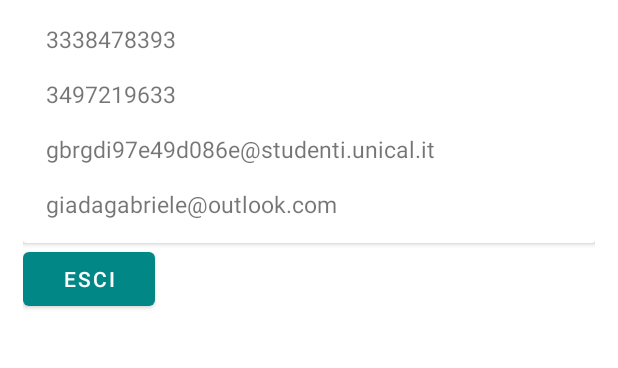
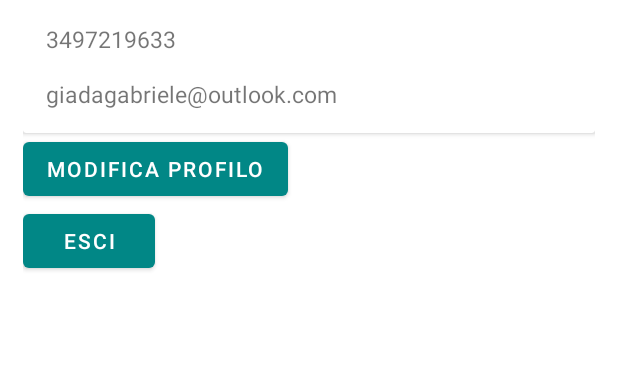
Before and after one commit to giadagabriele/Infocard, an Android app: the screen it shows after launch once a user with an empty profile is signed in (MainActivity), on a phone screen of 412 x 824 dp, the part 205-573 px from its top. Run offline under Robolectric (Android 15) with nearby library versions, the phone set to English and light mode, and no system bars; our stand-ins replace Firebase (no records; nobody signed in at launch, a user with empty details on screens opened directly).

Commit message:
aggiunta pagina edit

```diff
--- a/app/src/main/AndroidManifest.xml
+++ b/app/src/main/AndroidManifest.xml
@@ -9,9 +9,10 @@
         android:roundIcon="@mipmap/logo_round"
         android:supportsRtl="true"
         android:theme="@style/Theme.Contatti">
+        <activity android:name=".EditActivity"></activity>
         <activity
             android:name=".ui.login.Login"
-            android:label="@string/title_activity_login"></activity>
+            android:label="@string/title_activity_login" />
         <activity android:name=".MainActivity">
             <intent-filter>
                 <action android:name="android.intent.action.MAIN" />
--- a/app/src/main/java/com/example/contatti/MainActivity.java
+++ b/app/src/main/java/com/example/contatti/MainActivity.java
@@ -20,7 +20,6 @@ import com.google.firebase.auth.FirebaseAuth;
         auth = FirebaseAuth.getInstance();
         if (auth.getCurrentUser() == null) {
             startActivity(new Intent(getApplicationContext(), Login.class));
-            finish();
         }
 
         else {
@@ -32,7 +31,14 @@ import com.google.firebase.auth.FirebaseAuth;
                 public void onClick(View v) {
                     auth.signOut();
                     startActivity(new Intent(getApplicationContext(), Login.class));
-                    finish();
+                }
+            });
+            final Button edit=findViewById(R.id.edit);
+            edit.setOnClickListener(new View.OnClickListener(){
+
+                @Override
+                public void onClick(View v) {
+                    startActivity(new Intent(getApplicationContext(), EditActivity.class));
                 }
             });
         }
--- a/app/src/main/java/com/example/contatti/ui/login/Login.java
+++ b/app/src/main/java/com/example/contatti/ui/login/Login.java
@@ -76,7 +76,6 @@ public class Login extends AppCompatActivity {
                 loadingProgressBar.setVisibility(View.GONE);
                 setResult(Activity.RESULT_OK);
                 //Complete and destroy login activity once successful
-                finish();
             }
         });
 
--- a/app/src/main/res/layout/activity_main.xml
+++ b/app/src/main/res/layout/activity_main.xml
@@ -34,37 +34,19 @@
                     android:textSize="15dp" />
 
                 <TextView
-                    android:id="@+id/contatto_numeroDiLavoro"
+                    android:id="@+id/contatto_numeroDiTelefono"
                     android:layout_width="wrap_content"
                     android:layout_height="wrap_content"
                     android:layout_below="@+id/contatto_foto"
-                    android:layout_marginTop="15dp"
-                    android:text="3338478393"
-                    android:textSize="15sp" />
-
-                <TextView
-                    android:id="@+id/contatto_numeroPersonale"
-                    android:layout_width="wrap_content"
-                    android:layout_height="wrap_content"
-                    android:layout_below="@+id/contatto_numeroDiLavoro"
                     android:layout_marginTop="15dp"
                     android:text="3497219633"
                     android:textSize="15sp" />
 
                 <TextView
-                    android:id="@+id/contatto_emailDiLavoro"
+                    android:id="@+id/contatto_email"
                     android:layout_width="wrap_content"
                     android:layout_height="wrap_content"
-                    android:layout_below="@+id/contatto_numeroPersonale"
-                    android:layout_marginTop="15dp"
-                    android:text="gbrgdi97e49d086e@studenti.unical.it"
-                    android:textSize="15sp" />
-
-                <TextView
-                    android:id="@+id/contatto_emailPersonale"
-                    android:layout_width="wrap_content"
-                    android:layout_height="wrap_content"
-                    android:layout_below="@+id/contatto_emailDiLavoro"
+                    android:layout_below="@+id/contatto_numeroDiTelefono"
                     android:layout_marginTop="15dp"
                     android:text="giadagabriele@outlook.com"
                     android:textSize="15sp" />
@@ -75,12 +57,20 @@
         </androidx.cardview.widget.CardView>
 
         <Button
-            android:id="@+id/esci"
+            android:id="@+id/edit"
             android:layout_width="wrap_content"
             android:layout_height="wrap_content"
             android:layout_marginEnd="0dp"
             android:layout_marginRight="0dp"
             android:enabled="true"
-            android:text="@string/esci" />
+            android:text="@string/edit" />
+    <Button
+        android:id="@+id/esci"
+        android:layout_width="wrap_content"
+        android:layout_height="wrap_content"
+        android:layout_marginEnd="0dp"
+        android:layout_marginRight="0dp"
+        android:enabled="true"
+        android:text="@string/esci" />
 
 </LinearLayout>
```
Also changed, not shown: app/src/main/java/com/example/contatti/Contatti.java (+9 -13 lines), app/src/main/java/com/example/contatti/EditActivity.java (added, +45 -0 lines), app/src/main/res/layout/activity_edit.xml (added, +81 -0 lines), app/src/main/res/values/strings.xml (+8 -1 lines).
